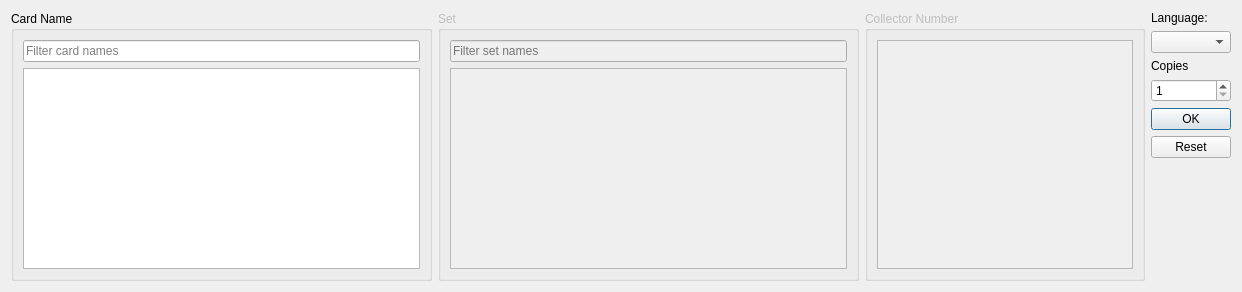
Before: the Qt Designer form mtg_proxy_printer/resources/ui/add_card_widget/horizontal.ui in luziferius/MTGProxyPrinter, drawn with Qt 5.
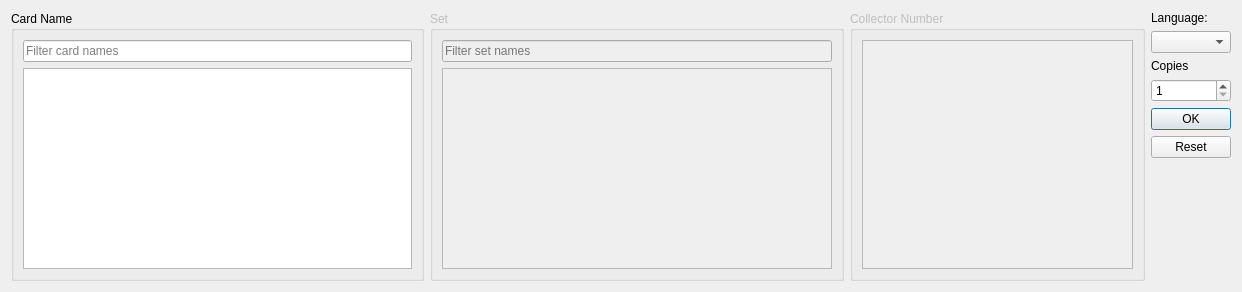
After: the same form once the commit is applied.

Commit message:
Implemented the GroupedCentralWidget class as a subclass of CentralWidget. This variant is optimized for taller screens with an aspect ratio of about 3:2 or 4:3.
FossilOrigin-Name: 9e2f0da1d80e438ab1862f17c302c8ec59654179860c7b7fb699fa09a510f39e

```diff
--- a/mtg_proxy_printer/resources/ui/add_card_widget/horizontal.ui
+++ b/mtg_proxy_printer/resources/ui/add_card_widget/horizontal.ui
@@ -31,7 +31,7 @@
     <widget class="QGroupBox" name="card_name_box">
      <property name="sizePolicy">
       <sizepolicy hsizetype="Expanding" vsizetype="Preferred">
-       <horstretch>6</horstretch>
+       <horstretch>7</horstretch>
        <verstretch>0</verstretch>
       </sizepolicy>
      </property>
@@ -75,7 +75,7 @@
      </property>
      <property name="sizePolicy">
       <sizepolicy hsizetype="Expanding" vsizetype="Preferred">
-       <horstretch>6</horstretch>
+       <horstretch>7</horstretch>
        <verstretch>0</verstretch>
       </sizepolicy>
      </property>
@@ -116,7 +116,7 @@
      </property>
      <property name="sizePolicy">
       <sizepolicy hsizetype="Expanding" vsizetype="Preferred">
-       <horstretch>4</horstretch>
+       <horstretch>5</horstretch>
        <verstretch>0</verstretch>
       </sizepolicy>
      </property>
```
The commit also changes 4 other files.
